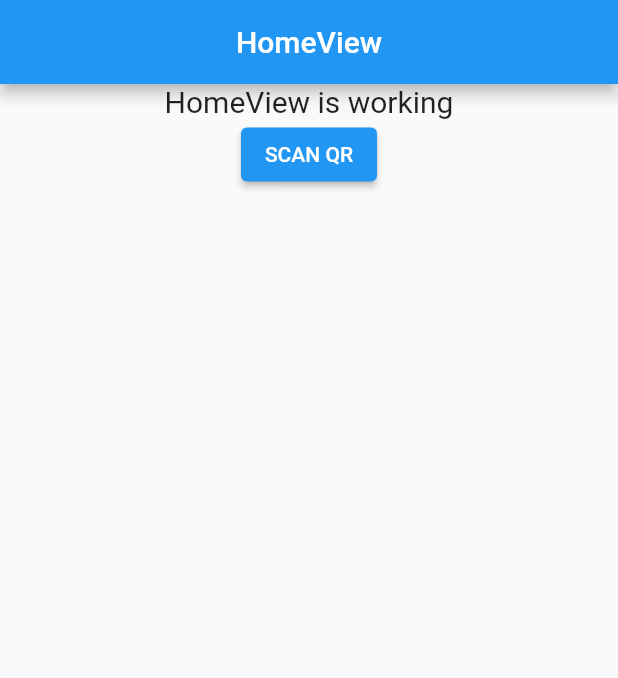
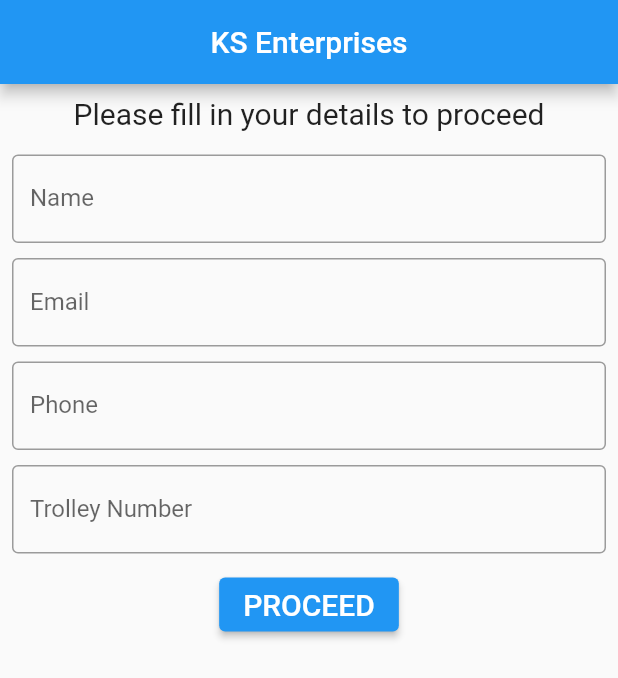
Before and after one commit to hrithikwins/km_qr_cart, a Flutter app: the screen it shows after launch, on a phone screen of 412 x 824 dp. Shown: the top 678 px of the screen. Run offline on Flutter 3.47's test engine with Material 2 defaults, Android fonts, the light colour scheme and no system bars; our stand-ins replace get, get_storage; missing offline and left inert: qr_code_scanner.

Commit message:
updated QR scan

```diff
--- a/lib/app/modules/home/controllers/home_controller.dart
+++ b/lib/app/modules/home/controllers/home_controller.dart
@@ -1,20 +1,54 @@
 import 'package:get/get.dart';
-
+import 'package:get_storage/get_storage.dart';
+import 'package:km_qr_cart/app/routes/app_pages.dart';
 class HomeController extends GetxController {
   //TODO: Implement HomeController
 
   final count = 0.obs;
+  var name = ''.obs;
+
+  var email = "".obs;
+  var phone = "".obs;
+  var trolleyNumber = "".obs;
   @override
   void onInit() {
+
     super.onInit();
   }
-
   @override
   void onReady() {
+
     super.onReady();
   }
-
   @override
   void onClose() {}
+
   void increment() => count.value++;
+  validate() {
+    if (name.value.length < 0) {
+      Get.snackbar("Name", "Name is required");
+    } else if (email.value.length < 0) {
+      Get.snackbar("Required Fields", "Email is required");
+    } else if (phone.value.length < 0) {
+      Get.snackbar("Required Fields", "Phone is required");
+    } else if (trolleyNumber.value.length < 0) {
+      Get.snackbar("Required Fields", "Trolley Number is required");
+    } else {
+      //writing these values to local storage
+      var storageBox = GetStorage();
+      storageBox.write("name", name.value);
+      storageBox.write("email", email.value);
+      storageBox.write("phone", phone.value);
+      storageBox.write("trolleyNumber", trolleyNumber.value);
+      Get.toNamed(
+        Routes.CART_SUMMARY,
+        arguments: [
+          name.value,
+          email.value,
+          phone.value,
+          trolleyNumber.value,
+        ],
+      );
+    }
+  }
 }
--- a/lib/app/modules/home/views/home_view.dart
+++ b/lib/app/modules/home/views/home_view.dart
@@ -1,29 +1,114 @@
 import 'package:flutter/material.dart';
 
 import 'package:get/get.dart';
+import 'package:km_qr_cart/app/modules/home/controllers/home_controller.dart';
 import 'package:km_qr_cart/app/routes/app_pages.dart';
-
-import '../controllers/home_controller.dart';
 
 class HomeView extends GetView<HomeController> {
   @override
   Widget build(BuildContext context) {
     return Scaffold(
       appBar: AppBar(
-        title: Text('HomeView'),
+        title: Text('KS Enterprises'),
         centerTitle: true,
       ),
       body: Column(
         children: [
-          Center(
+          Padding(
+            padding: const EdgeInsets.all(8.0),
             child: Text(
-              'HomeView is working',
+              "Please fill in your details to proceed",
               style: TextStyle(fontSize: 20),
             ),
           ),
-          ElevatedButton(
-            onPressed: () => {Get.toNamed(Routes.QR_SCAN)},
-            child: Text("SCAN QR"),
+          //form
+          Expanded(
+            child: Padding(
+              padding: const EdgeInsets.all(8.0),
+              child: Form(
+                child: Column(
+                  children: [
+                    TextFormField(
+                      decoration: InputDecoration(
+                        labelText: 'Name',
+                        border: OutlineInputBorder(),
+                      ),
+                      validator: (value) {
+                        if (value!.isEmpty) {
+                          return 'Please enter your name';
+                        }
+                        return null;
+                      },
+                      onSaved: (value) => controller.name.value = value!,
+                    ),
+                    //sizedbox
+                    SizedBox(
+                      height: 10,
+                    ),
+                    TextFormField(
+                      decoration: InputDecoration(
+                        labelText: 'Email',
+                        border: OutlineInputBorder(),
+                      ),
+                      validator: (value) {
+                        if (value!.isEmpty) {
+                          return 'Please enter your email';
+                        }
+                        return null;
+                      },
+                      onSaved: (value) => controller.email.value = value!,
+                    ),
+                    SizedBox(
+                      height: 10,
+                    ),
+                    TextFormField(
+                      decoration: InputDecoration(
+                        labelText: 'Phone',
+                        border: OutlineInputBorder(),
+                      ),
+                      validator: (value) {
+                        if (value!.isEmpty) {
+                          return 'Please enter your phone';
+                        }
+                        return null;
+                      },
+                      onSaved: (value) => controller.phone.value = value!,
+                    ),
+                    SizedBox(
+                      height: 10,
+                    ),
+                    TextFormField(
+                      decoration: InputDecoration(
+                        labelText: 'Trolley Number',
+                        border: OutlineInputBorder(),
+                      ),
+                      validator: (value) {
+                        if (value!.isEmpty) {
+                          return 'Please enter your Trolley Number';
+                        }
+                        return null;
+                      },
+                      onSaved: (value) =>
+                          controller.trolleyNumber.value = value!,
+                    ),
+                    //sizedbox
+                    SizedBox(
+                      height: 10,
+                    ),
+                    ElevatedButton(
+                      onPressed: () => {controller.validate()},
+                      child: Text(
+                        "PROCEED",
+                        style: TextStyle(
+                          fontSize: 20,
+                          color: Colors.white,
+                        ),
+                      ),
+                    ),
+                  ],
+                ),
+              ),
+            ),
           ),
         ],
       ),
--- a/lib/app/routes/app_pages.dart
+++ b/lib/app/routes/app_pages.dart
@@ -1,6 +1,8 @@
 import 'package:get/get.dart';
 
 import '../modules/home/bindings/home_binding.dart';
+import '../modules/home/cart_summary/bindings/cart_summary_binding.dart';
+import '../modules/home/cart_summary/views/cart_summary_view.dart';
 import '../modules/home/qr_scan/bindings/qr_scan_binding.dart';
 import '../modules/home/qr_scan/views/qr_scan_view.dart';
 import '../modules/home/views/home_view.dart';
@@ -23,6 +25,11 @@
           page: () => QrScanView(),
           binding: QrScanBinding(),
         ),
+        GetPage(
+          name: _Paths.CART_SUMMARY,
+          page: () => CartSummaryView(),
+          binding: CartSummaryBinding(),
+        ),
       ],
     ),
   ];
--- a/lib/app/routes/app_routes.dart
+++ b/lib/app/routes/app_routes.dart
@@ -5,10 +5,12 @@
   Routes._();
   static const HOME = _Paths.HOME;
   static const QR_SCAN = _Paths.HOME + _Paths.QR_SCAN;
+  static const CART_SUMMARY = _Paths.HOME + _Paths.CART_SUMMARY;
 }
 
 abstract class _Paths {
   _Paths._();
   static const HOME = '/home';
   static const QR_SCAN = '/qr-scan';
+  static const CART_SUMMARY = '/cart-summary';
 }
--- a/lib/main.dart
+++ b/lib/main.dart
@@ -1,10 +1,12 @@
+
 import 'package:flutter/material.dart';
-
 import 'package:get/get.dart';
+import 'package:get_storage/get_storage.dart';
 
 import 'app/routes/app_pages.dart';
 
-void main() {
+Future<void> main() async {
+  await GetStorage.init();
   runApp(
     GetMaterialApp(
       title: "Application",
--- a/pubspec.yaml
+++ b/pubspec.yaml
@@ -12,6 +12,7 @@
 
     flutter:
         sdk: flutter
+    get_storage: ^2.0.3
 
 dev_dependencies:
     flutter_lints: ^1.0.0
```
Also changed, not shown: lib/app/modules/home/cart_summary/bindings/cart_summary_binding.dart (added, +12 -0 lines), lib/app/modules/home/cart_summary/controllers/cart_summary_controller.dart (added, +20 -0 lines), lib/app/modules/home/cart_summary/views/cart_summary_view.dart (added, +23 -0 lines), pubspec.lock.
